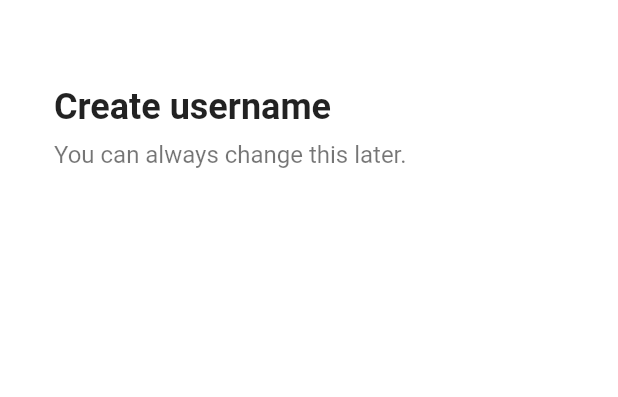
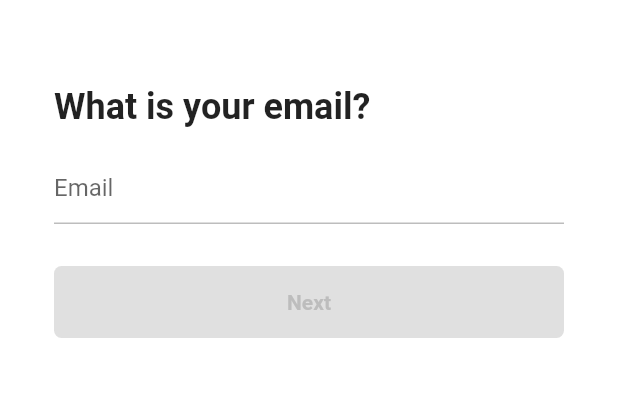
Before and after one commit to HamsterStudent/tiktok-clone, a Flutter app: the EmailScreen screen opened directly, on a phone screen of 412 x 824 dp, the part 58-455 px from its top. Run offline on Flutter 3.47's test engine with Material 2 defaults, Android fonts, the phone set to English and light mode, and no system bars; our stand-ins replace font_awesome_flutter.

Commit message:
2.1 authentication screens

```diff
--- /dev/null
+++ b/lib/features/authentication/email_screen.dart
@@ -0,0 +1,120 @@
+import 'package:flutter/material.dart';
+import 'package:tiktok_clone/constants/gaps.dart';
+import 'package:tiktok_clone/constants/sizes.dart';
+import 'package:tiktok_clone/features/authentication/password_screen.dart';
+import 'package:tiktok_clone/features/authentication/widgets/form_button.dart';
+
+class EmailScreen extends StatefulWidget {
+  const EmailScreen({super.key});
+
+  @override
+  State<EmailScreen> createState() => _EmailScreenState();
+}
+
+class _EmailScreenState extends State<EmailScreen> {
+  final TextEditingController _emailController = TextEditingController();
+
+  String _email = "";
+
+  @override
+  void initState() {
+    super.initState();
+
+    _emailController.addListener(() {
+      setState(() {
+        _email = _emailController.text;
+      });
+    });
+  }
+
+  @override
+  void dispose() {
+    _emailController.dispose();
+    super.dispose();
+  }
+
+  String? _isEmailValid() {
+    if (_email.isEmpty) return null;
+    final regExp = RegExp(
+        r"^[a-zA-Z0-9.a-zA-Z0-9.!#$%&'*+-/=?^_`{|}~]+@[a-zA-Z0-9]+\.[a-zA-Z]+");
+    if (!regExp.hasMatch(_email)) {
+      return "Email not valid";
+    }
+    return null;
+  }
+
+  void _onScaffoldTap() {
+    FocusScope.of(context).unfocus();
+  }
+
+  void _onSubmit() {
+    if (_email.isEmpty || _isEmailValid() != null) return;
+    Navigator.push(
+      context,
+      MaterialPageRoute(
+        builder: (context) => const PasswordScreen(),
+      ),
+    );
+  }
+
+  @override
+  Widget build(BuildContext context) {
+    return GestureDetector(
+      onTap: _onScaffoldTap,
+      child: Scaffold(
+        appBar: AppBar(
+          title: const Text(
+            "Sign up",
+          ),
+        ),
+        body: Padding(
+          padding: const EdgeInsets.symmetric(
+            horizontal: Sizes.size36,
+          ),
+          child: Column(
+            crossAxisAlignment: CrossAxisAlignment.start,
+            children: [
+              Gaps.v40,
+              const Text(
+                "What is your email?",
+                style: TextStyle(
+                  fontSize: Sizes.size24,
+                  fontWeight: FontWeight.w600,
+                ),
+              ),
+              Gaps.v16,
+              TextField(
+                controller: _emailController,
+                keyboardType: TextInputType.emailAddress,
+                onEditingComplete: _onSubmit,
+                autocorrect: false,
+                decoration: InputDecoration(
+                  hintText: "Email",
+                  errorText: _isEmailValid(),
+                  enabledBorder: UnderlineInputBorder(
+                    borderSide: BorderSide(
+                      color: Colors.grey.shade400,
+                    ),
+                  ),
+                  focusedBorder: UnderlineInputBorder(
+                    borderSide: BorderSide(
+                      color: Colors.grey.shade400,
+                    ),
+                  ),
+                ),
+                cursorColor: Theme.of(context).primaryColor,
+              ),
+              Gaps.v28,
+              GestureDetector(
+                onTap: _onSubmit,
+                child: FormButton(
+                  disabled: _email.isEmpty || _isEmailValid() != null,
+                ),
+              ),
+            ],
+          ),
+        ),
+      ),
+    );
+  }
+}
--- a/lib/features/authentication/widgets/sign_up_screen.dart
+++ b/lib/features/authentication/sign_up_screen.dart
@@ -2,8 +2,8 @@ import 'package:flutter/material.dart';
 import 'package:font_awesome_flutter/font_awesome_flutter.dart';
 import 'package:tiktok_clone/constants/gaps.dart';
 import 'package:tiktok_clone/constants/sizes.dart';
-import 'package:tiktok_clone/features/authentication/widgets/email_screen.dart';
-import 'package:tiktok_clone/features/authentication/widgets/login_screen.dart';
+import 'package:tiktok_clone/features/authentication/username_screen.dart';
+import 'package:tiktok_clone/features/authentication/login_screen.dart';
 import 'package:tiktok_clone/features/authentication/widgets/auth_button.dart';
 
 class SignUpScreen extends StatelessWidget {
@@ -20,7 +20,7 @@ class SignUpScreen extends StatelessWidget {
   void _onEmailTap(BuildContext context) {
     Navigator.of(context).push(
       MaterialPageRoute(
-        builder: (context) => const EmailScreen(),
+        builder: (context) => const UserNameScreen(),
       ),
     );
   }
--- a/lib/features/authentication/widgets/email_screen.dart
+++ /dev/null
@@ -1,44 +0,0 @@
-import 'package:flutter/material.dart';
-import 'package:tiktok_clone/constants/gaps.dart';
-import 'package:tiktok_clone/constants/sizes.dart';
-
-class EmailScreen extends StatelessWidget {
-  const EmailScreen({super.key});
-
-  @override
-  Widget build(BuildContext context) {
-    return Scaffold(
-      appBar: AppBar(
-        title: const Text(
-          "Sign up",
-        ),
-      ),
-      body: Padding(
-        padding: const EdgeInsets.symmetric(
-          horizontal: Sizes.size36,
-        ),
-        child: Column(
-          crossAxisAlignment: CrossAxisAlignment.start,
-          children: const [
-            Gaps.v40,
-            Text(
-              "Create username",
-              style: TextStyle(
-                fontSize: Sizes.size24,
-                fontWeight: FontWeight.w600,
-              ),
-            ),
-            Gaps.v8,
-            Text(
-              "You can always change this later.",
-              style: TextStyle(
-                fontSize: Sizes.size16,
-                color: Colors.black54,
-              ),
-            ),
-          ],
-        ),
-      ),
-    );
-  }
-}
--- /dev/null
+++ b/lib/features/authentication/widgets/form_button.dart
@@ -0,0 +1,40 @@
+import 'package:flutter/material.dart';
+import 'package:tiktok_clone/constants/sizes.dart';
+
+class FormButton extends StatelessWidget {
+  const FormButton({
+    super.key,
+    required this.disabled,
+  });
+
+  final bool disabled;
+
+  @override
+  Widget build(BuildContext context) {
+    return FractionallySizedBox(
+      widthFactor: 1,
+      child: AnimatedContainer(
+        padding: const EdgeInsets.symmetric(
+          vertical: Sizes.size16,
+        ),
+        decoration: BoxDecoration(
+          borderRadius: BorderRadius.circular(Sizes.size5),
+          color:
+              disabled ? Colors.grey.shade300 : Theme.of(context).primaryColor,
+        ),
+        duration: const Duration(milliseconds: 300),
+        child: AnimatedDefaultTextStyle(
+          duration: const Duration(milliseconds: 300),
+          style: TextStyle(
+            color: disabled ? Colors.grey.shade400 : Colors.white,
+            fontWeight: FontWeight.w600,
+          ),
+          child: const Text(
+            'Next',
+            textAlign: TextAlign.center,
+          ),
+        ),
+      ),
+    );
+  }
+}
--- a/lib/main.dart
+++ b/lib/main.dart
@@ -1,6 +1,6 @@
 import 'package:flutter/material.dart';
 import 'package:tiktok_clone/constants/sizes.dart';
-import 'package:tiktok_clone/features/authentication/widgets/sign_up_screen.dart';
+import 'package:tiktok_clone/features/authentication/sign_up_screen.dart';
 
 void main() {
   runApp(const TikTokApp());
```
Also changed, not shown: lib/features/authentication/birthday_screen.dart (added, +10 -0 lines), lib/features/authentication/password_screen.dart (added, +171 -0 lines), lib/features/authentication/username_screen.dart (added, +106 -0 lines), lib/features/authentication/login_screen.dart (renamed from lib/features/authentication/widgets/login_screen.dart), lib/features/authentication/widgets/username_screen.dart (deleted).
